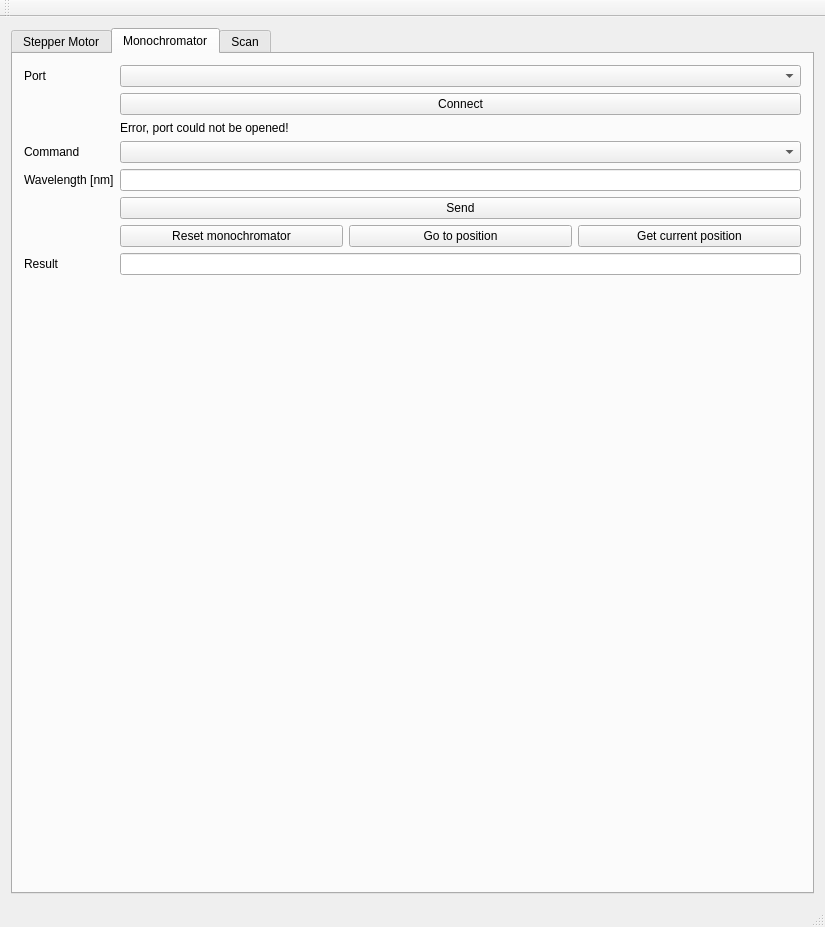
Above: mainwindow.ui from anates/DispersionSetup before the change. Below: the same form after it.
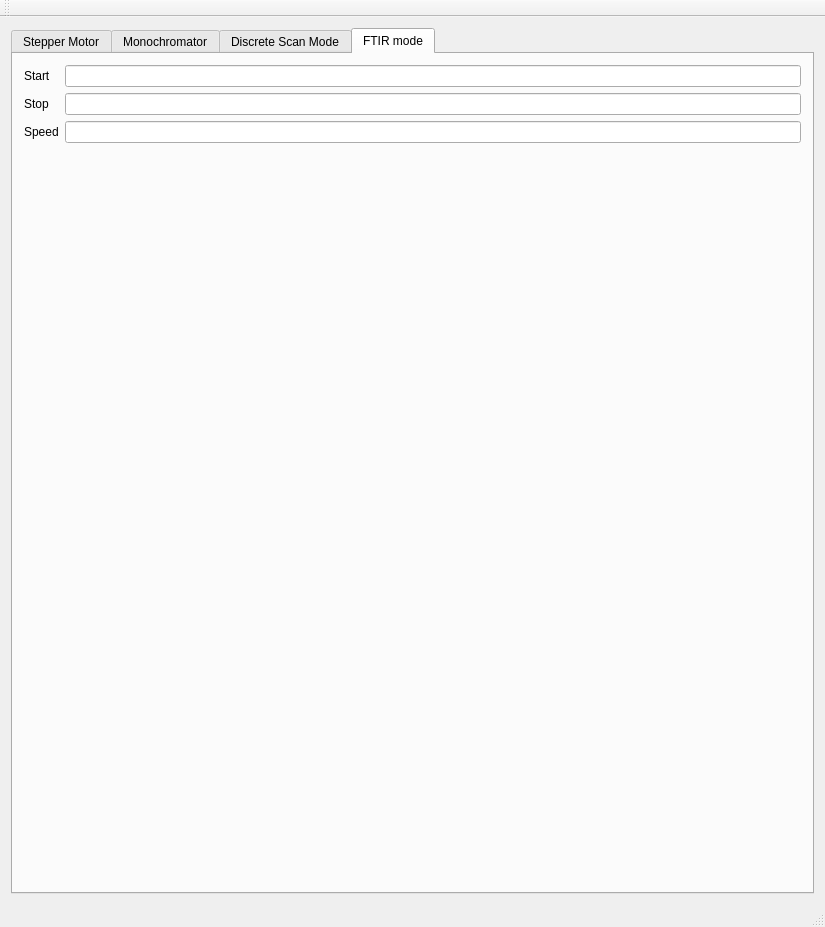
That is the form after the change. The open tabs and pages were chosen to show the change. Custom widgets are drawn as their Qt base class.

Patch:
```diff
--- a/mainwindow.ui
+++ b/mainwindow.ui
@@ -230,7 +230,7 @@
       </widget>
       <widget class="QWidget" name="Scan">
        <attribute name="title">
-        <string>Scan</string>
+        <string>Discrete Scan Mode</string>
        </attribute>
        <layout class="QGridLayout" name="gridLayout_3">
         <item row="1" column="0">
@@ -379,6 +379,46 @@
         </item>
        </layout>
       </widget>
+      <widget class="QWidget" name="FTIR">
+       <attribute name="title">
+        <string>FTIR mode</string>
+       </attribute>
+       <layout class="QFormLayout" name="formLayout_4">
+        <property name="fieldGrowthPolicy">
+         <enum>QFormLayout::AllNonFixedFieldsGrow</enum>
+        </property>
+        <item row="0" column="0">
+         <widget class="QLabel" name="label">
+          <property name="text">
+           <string>Start</string>
+          </property>
+         </widget>
+        </item>
+        <item row="0" column="1">
+         <widget class="QLineEdit" name="FTIR_start"/>
+        </item>
+        <item row="1" column="0">
+         <widget class="QLabel" name="label_2">
+          <property name="text">
+           <string>Stop</string>
+          </property>
+         </widget>
+        </item>
+        <item row="1" column="1">
+         <widget class="QLineEdit" name="FTIR_stop"/>
+        </item>
+        <item row="2" column="0">
+         <widget class="QLabel" name="label_18">
+          <property name="text">
+           <string>Speed</string>
+          </property>
+         </widget>
+        </item>
+        <item row="2" column="1">
+         <widget class="QLineEdit" name="FTIR_speed"/>
+        </item>
+       </layout>
+      </widget>
      </widget>
     </item>
    </layout>
```
Left out of the diff: 6 changed lines with no effect on the pictures.
